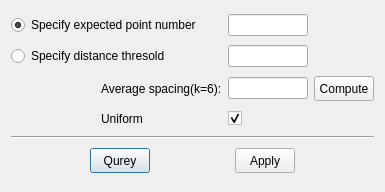
Above: applications/Mapple/dialogs/dialog_point_cloud_simplification.ui from LiangliangNan/Easy3D before the change. Below: the same form after it.
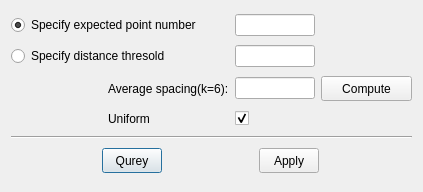
That is the form after the change.

Commit message: point cloud simplification

```diff
--- a/applications/Mapple/dialogs/dialog_point_cloud_simplification.ui
+++ b/applications/Mapple/dialogs/dialog_point_cloud_simplification.ui
@@ -6,7 +6,7 @@
    <rect>
     <x>0</x>
     <y>0</y>
-    <width>385</width>
+    <width>423</width>
     <height>192</height>
    </rect>
   </property>
@@ -201,12 +201,6 @@
        <height>25</height>
       </size>
      </property>
-     <property name="maximumSize">
-      <size>
-       <width>50</width>
-       <height>25</height>
-      </size>
-     </property>
      <property name="text">
       <string>Compute</string>
      </property>
```
Left out of the diff: 2 changed lines with no effect on the pictures. The commit also changes 1 other file.
